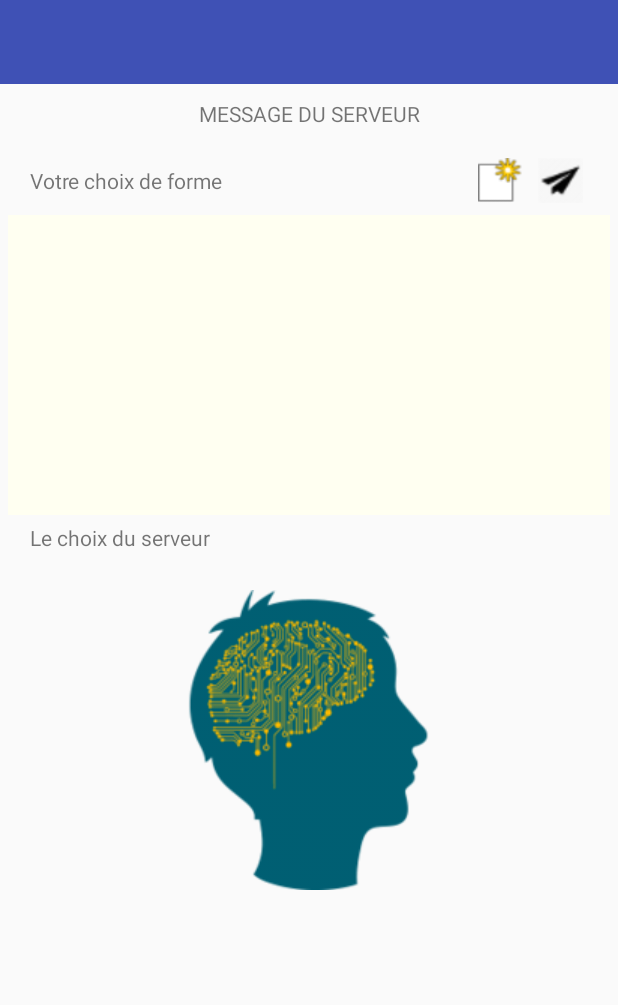
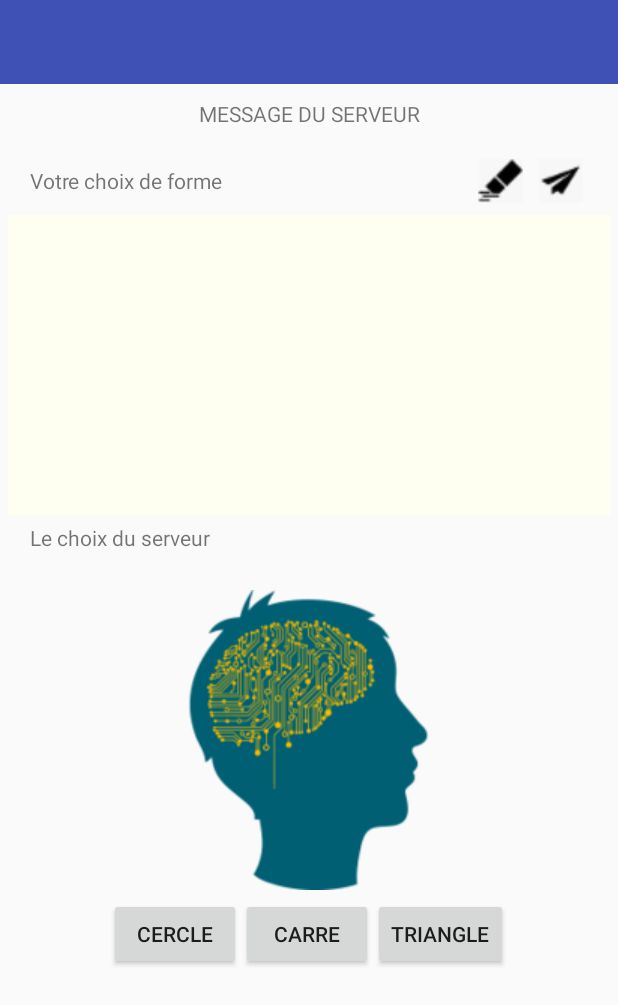
Before and after one commit to tt405907/TEAM-PLFI, an Android app: the gameRTCPrint screen opened directly, with no data from a screen before it, on a phone screen of 412 x 824 dp. Shown: the top 1005 px of the screen. Run offline under Robolectric (Android 15) with nearby library versions, the phone set to English and light mode, and no system bars.

Commit message:
Mise a jour

```diff
--- a/android/app/src/main/java/plfi/plfi/gameRTCPrint.java
+++ b/android/app/src/main/java/plfi/plfi/gameRTCPrint.java
@@ -12,7 +12,15 @@ public class gameRTCPrint extends AppCompatActivity {
     // Mes boutons
     Button new_content;
     Button save_btn;
+    Button buttonCarre;
+    Button buttonTriangle;
+    Button buttonCercle;
+
+    // Notre canvas
     gamePRINT gamePrint;
+
+    // temporaire pour tester notre truck
+    int imageId;
 
     // Image à afficher pour le serveur
     ImageView imageViewServeur;
@@ -26,33 +34,75 @@ public class gameRTCPrint extends AppCompatActivity {
         //image du serveur
         imageViewServeur = (ImageView) findViewById(R.id.imageServeur);
 
+        // Clear notre Canvas
         new_content = (Button) findViewById(R.id.new_btn);
         new_content.setOnClickListener(new ButtonNewContent());
 
+        //Carre
+        buttonCarre = (Button) findViewById(R.id.buttonCarre);
+        buttonCarre.setOnClickListener(new ButtonCarreClick());
+
+        //Triangle
+        buttonTriangle = (Button) findViewById(R.id.buttonTriangle);
+        buttonTriangle.setOnClickListener(new ButtonTriangleClick());
+
+        //Cercle
+        buttonCercle = (Button) findViewById(R.id.buttonCercle);
+        buttonCercle.setOnClickListener(new ButtonCercleClick());
+
+        // Envoit au serveur
         save_btn = (Button) findViewById(R.id.save_btn);
         save_btn.setOnClickListener(new ButtonSave_Btn());
 
 
+    }
 
-    }
     // Nouvelle page
-        class ButtonNewContent implements View.OnClickListener{
+    class ButtonNewContent implements View.OnClickListener {
 
         @Override
-            public void onClick(View v){
+        public void onClick(View v) {
             gamePrint = (gamePRINT) findViewById(R.id.drawing);
             gamePrint.reset();
         }
     }
 
 
-        // TODO: A finir ! !! TAOOOOOOOOOOOOOOO C'EST ICI POUR LE SERVEUR !!!!!!!!!!!!
-        class ButtonSave_Btn implements View.OnClickListener{
 
+    //TODO: REFAIRE IMAGE CARRE
+    class ButtonCarreClick implements View.OnClickListener {
         @Override
-            public void onClick(View v){
+        public void onClick(View v) {
+
+            imageId = 3;
+        }
+    }
+
+    //TODO: REFAIRE L'IMAGE TRIANGLE
+    class ButtonTriangleClick implements View.OnClickListener {
+        @Override
+        public void onClick(View v) {
+            imageId = 2;
+        }
+    }
+
+    //TODO: REFAIRE L'IMAGE CERCLE
+    class ButtonCercleClick implements View.OnClickListener {
+        @Override
+        public void onClick(View v) {
+            imageId = 4;
 
         }
     }
 
+    // TODO: A finir ! !! TAOOOOOOOOOOOOOOO C'EST ICI POUR LE SERVEUR ! (remplace le bouton VALIDER) gros copie colle )
+    class ButtonSave_Btn implements View.OnClickListener {
+
+        @Override
+        public void onClick(View v) {
+
         }
+    }
+
+
+}
--- a/android/app/src/main/res/layout/print.xml
+++ b/android/app/src/main/res/layout/print.xml
@@ -85,6 +85,33 @@
             android:paddingTop="10dp"
             custom:srcCompat="@drawable/image_init_serveur" />
     </LinearLayout>
+    <LinearLayout
+        android:layout_width="match_parent"
+        android:layout_height="wrap_content"
+        android:gravity="center_horizontal|center_vertical"
+        android:orientation="horizontal"
+        android:paddingTop="5dp"
+        android:paddingBottom="1dp">
+
+        <Button
+            android:id="@+id/buttonCercle"
+            android:layout_width="wrap_content"
+            android:layout_height="wrap_content"
+            android:text="Cercle" />
+
+        <Button
+            android:id="@+id/buttonCarre"
+            android:layout_width="wrap_content"
+            android:layout_height="wrap_content"
+            android:text="Carre" />
+
+        <Button
+            android:id="@+id/buttonTriangle"
+            android:layout_width="wrap_content"
+            android:layout_height="wrap_content"
+            android:text="Triangle" />
+    </LinearLayout>
+
 
 
 </LinearLayout>
```
Also changed, not shown: android/app/src/main/java/commun/Dessin.java (added, +25 -0 lines), android/app/src/main/java/commun/Forme.java (added, +22 -0 lines), android/app/src/main/java/commun/Identification.java (added, +21 -0 lines), android/app/src/main/java/commun/jeux/ResultCTR.java (added, +42 -0 lines), android/app/src/main/java/plfi/plfi/gamePRINT.java (+4 -26 lines), android/app/src/main/res/drawable/new_pic.png. Lines whose indentation alone changed are shown as unchanged.
